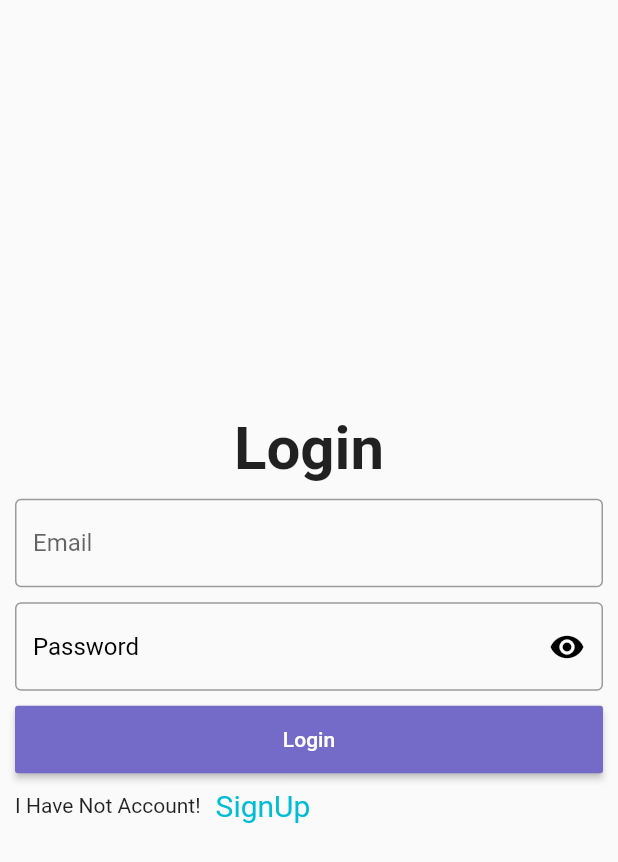
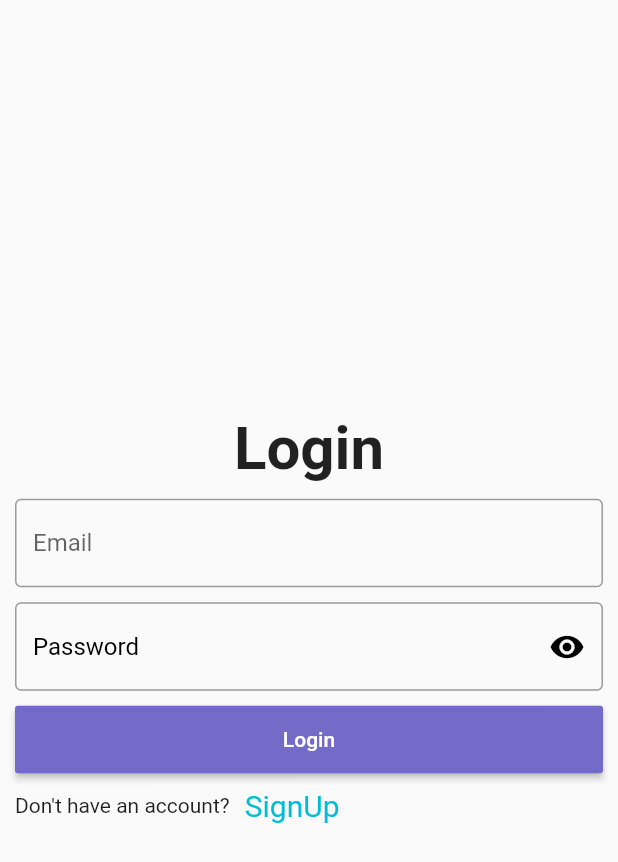
Before and after one commit to K-adu/ShoppingApp, a Flutter app: the screen it shows after launch, on a phone screen of 412 x 824 dp. Shown: the top 862 px of the screen. Run offline on Flutter 3.47's test engine with Material 2 defaults, Android fonts, the phone set to English and light mode, and no system bars; our stand-ins replace badges, carousel_pro, cloud_firestore, firebase_auth, firebase_core, firebase_storage and 4 more; accounts and stored records are empty.

Commit message:
Typos and changed phone number from 11 to 10

```diff
--- a/lib/screens/homepage.dart
+++ b/lib/screens/homepage.dart
@@ -317,7 +317,7 @@ class _HomePageState extends State<HomePage> {
             mainAxisAlignment: MainAxisAlignment.spaceBetween,
             children: <Widget>[
               Text(
-                "Categorie",
+                "Category",
                 style: TextStyle(fontSize: 17, fontWeight: FontWeight.bold),
               ),
             ],
--- a/lib/screens/homescreen.dart
+++ b/lib/screens/homescreen.dart
@@ -25,7 +25,7 @@ class _HomeScreenState extends State<HomeScreen> {
         currentIndex: _currentIndex,
         items: const <BottomNavigationBarItem>[
           BottomNavigationBarItem(
-            icon: Icon(Icons.home_max_sharp),
+            icon: Icon(Icons.home_sharp),
             label: 'Home',
           ),
           BottomNavigationBarItem(
--- a/lib/screens/login.dart
+++ b/lib/screens/login.dart
@@ -155,7 +155,7 @@ class _LoginState extends State<Login> {
                 ),
                 ChangeScreen(
                     name: "SignUp",
-                    whichAccount: "I Have Not Account!",
+                    whichAccount: "Don't have an account?",
                     onTap: () {
                       Navigator.of(context).pushReplacement(
                         MaterialPageRoute(
--- a/lib/screens/signup.dart
+++ b/lib/screens/signup.dart
@@ -121,10 +121,10 @@ class _SignUpState extends State<SignUp> {
           content: Text("Password  Is Too Short"),
         ),
       );
-    } else if (phoneNumber.text.length < 11 || phoneNumber.text.length > 11) {
+    } else if (phoneNumber.text.length < 10 || phoneNumber.text.length > 10) {
       _scaffoldKey.currentState.showSnackBar(
         SnackBar(
-          content: Text("Phone Number Must Be 11 "),
+          content: Text("Phone Number Must Be 10 "),
         ),
       );
     } else if (address.text.isEmpty) {
@@ -258,7 +258,6 @@ class _SignUpState extends State<SignUp> {
         children: [
           Container(
             height: 200,
-
             child: Column(
               mainAxisAlignment: MainAxisAlignment.center,
               children: <Widget>[
```
Also changed, not shown: pubspec.lock.
